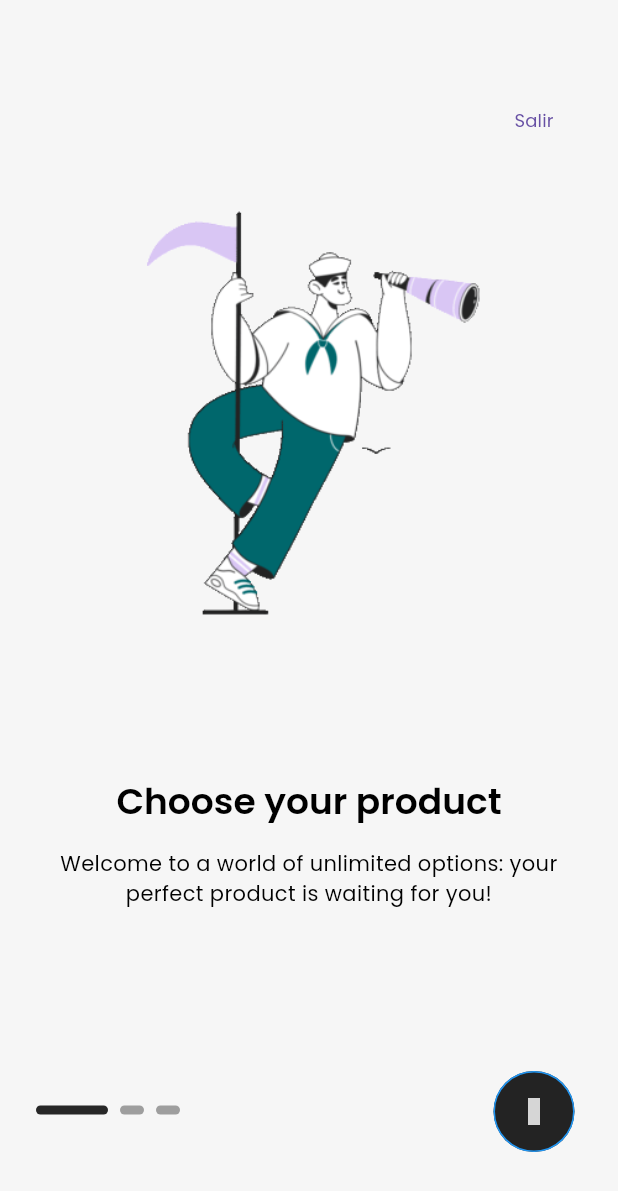
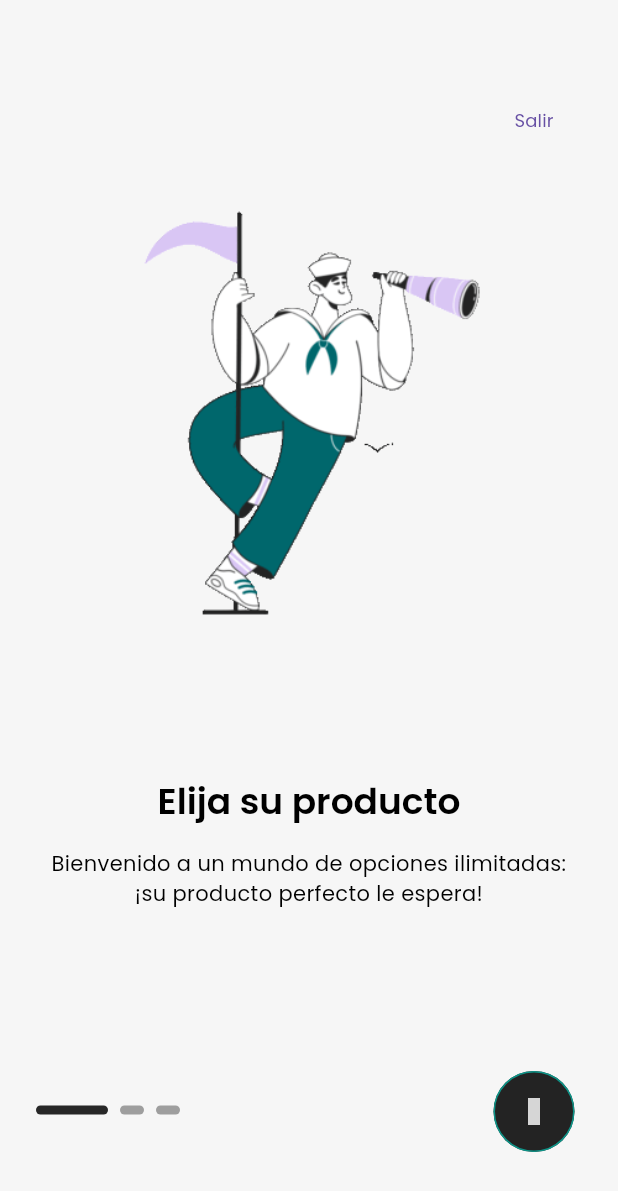
Before and after one commit to jonmid/ecommerce-mobile, a Flutter app: the screen it shows after launch, on a phone screen of 412 x 824 dp. Shown: the top 1191 px of the screen. Run offline on Flutter 3.47's test engine with Material 3 defaults, Android fonts, the phone set to English and light mode, and no system bars; drawn by our look-alikes of smooth_page_indicator; our stand-ins replace flutter_svg, get, get_storage, iconsax, logger; grey boxes are pictures that could not be loaded.

Commit message:
[add] screen login

```diff
--- a/lib/app.dart
+++ b/lib/app.dart
@@ -18,8 +18,8 @@ class App extends StatelessWidget {
       home: const OnBoardingScreen(),
       localizationsDelegates: AppLocalizations.localizationsDelegates,
       supportedLocales: AppLocalizations.supportedLocales,
-      // locale: const Locale('es', ''), // TODO: put here status management
-      locale: const Locale('en', ''),
+      locale: const Locale('es', ''), // TODO: put here status management
+      // locale: const Locale('en', ''),
     );
   }
 }
--- a/lib/l10n/app_en.arb
+++ b/lib/l10n/app_en.arb
@@ -1,5 +1,6 @@
 {
   "appTitle": "My App",
   "content": "Hello",
-  "onboarding": "{name, select, onBoardingTitle1{Choose your product} onBoardingSubTitle1{Welcome to a world of unlimited options: your perfect product is waiting for you!} onBoardingTitle2{Select payment method} onBoardingSubTitle2{To make transactions smoothly, choose your payment method} onBoardingTitle3{Home delivery} onBoardingSubTitle3{Fast, secure and contact-free delivery!} other{}}"
+  "onboarding": "{name, select, onBoardingTitle1{Choose your product} onBoardingSubTitle1{Welcome to a world of unlimited options: your perfect product is waiting for you!} onBoardingTitle2{Select payment method} onBoardingSubTitle2{To make transactions smoothly, choose your payment method} onBoardingTitle3{Home delivery} onBoardingSubTitle3{Fast, secure and contact-free delivery!} other{}}",
+  "login": "{name, select, loginTitle{Welcome back,} loginSubTitle{Discover Limitless Choices and Unmatched Convenience.} email{E-Mail} password{Password} rememberMe{Remember Me} forgetPassword{Forget Password?} signIn{Sign In} createAccount{Create Account} orSignInWith{Or Sign in With} other{}}"
 }
--- a/lib/l10n/app_es.arb
+++ b/lib/l10n/app_es.arb
@@ -1,5 +1,6 @@
 {
   "appTitle": "Mi Aplicación",
   "content": "Hola",
-  "onboarding": "{name, select, onBoardingTitle1{Elija su producto} onBoardingSubTitle1{Bienvenido a un mundo de opciones ilimitadas: ¡su producto perfecto le espera!} onBoardingTitle2{Seleccione el método de pago} onBoardingSubTitle2{Para realizar transacciones sin problemas, elija su forma de pago} onBoardingTitle3{Entrega a domicilio} onBoardingSubTitle3{¡Entrega rápida, segura y sin contacto!} other{}}"
+  "onboarding": "{name, select, onBoardingTitle1{Elija su producto} onBoardingSubTitle1{Bienvenido a un mundo de opciones ilimitadas: ¡su producto perfecto le espera!} onBoardingTitle2{Seleccione el método de pago} onBoardingSubTitle2{Para realizar transacciones sin problemas, elija su forma de pago} onBoardingTitle3{Entrega a domicilio} onBoardingSubTitle3{¡Entrega rápida, segura y sin contacto!} other{}}",
+  "login": "{name, select, loginTitle{Bienvenido de nuevo,} loginSubTitle{Descubra opciones ilimitadas y una comodidad inigualable.} email{Correo electrónico} password{Contraseña} rememberMe{Recuérdame} forgetPassword{Recuperar contraseña?} signIn{Iniciar sesión} createAccount{Crear cuenta} orSignInWith{O inicie sesión con} other{}}"
 }
--- a/lib/utils/constants/image_strings.dart
+++ b/lib/utils/constants/image_strings.dart
@@ -7,4 +7,11 @@ class AppImage {
       "assets/images/on_boarding_images/sammy-line-shopping.gif";
   static const String onBoardingImage3 =
       "assets/images/on_boarding_images/sammy-line-delivery.gif";
+
+  // -- App Logos
+  static const String onLogo = "assets/logos/logo.svg";
+
+  // -- Social Logos
+  static const String google = "assets/logos/google-icon.png";
+  static const String facebook = "assets/logos/facebook-icon.png";
 }
--- a/lib/utils/constants/text_strings.dart
+++ b/lib/utils/constants/text_strings.dart
@@ -20,4 +20,23 @@ class AppText {
       AppLocalizations.of(Get.context!).onboarding('onBoardingSubTitle2');
   static String onBoardingSubTitle3 =
       AppLocalizations.of(Get.context!).onboarding('onBoardingSubTitle3');
+
+  // -- Authentication Headings
+  static String loginTitle =
+      AppLocalizations.of(Get.context!).login('loginTitle');
+  static String loginSubTitle =
+      AppLocalizations.of(Get.context!).login('loginSubTitle');
+
+  // -- Authentication Forms
+  static String email = AppLocalizations.of(Get.context!).login('email');
+  static String password = AppLocalizations.of(Get.context!).login('password');
+  static String rememberMe =
+      AppLocalizations.of(Get.context!).login('rememberMe');
+  static String forgetPassword =
+      AppLocalizations.of(Get.context!).login('forgetPassword');
+  static String signIn = AppLocalizations.of(Get.context!).login('signIn');
+  static String createAccount =
+      AppLocalizations.of(Get.context!).login('createAccount');
+  static String orSignInWith =
+      AppLocalizations.of(Get.context!).login('orSignInWith');
 }
--- a/lib/utils/theme/custom_themes/elevated_button_theme.dart
+++ b/lib/utils/theme/custom_themes/elevated_button_theme.dart
@@ -1,3 +1,4 @@
+import 'package:app_mobile/utils/constants/colors.dart';
 import 'package:flutter/material.dart';
 
 class CustomElevatedButtonTheme {
@@ -7,15 +8,15 @@ class CustomElevatedButtonTheme {
       ElevatedButtonThemeData(
     style: ElevatedButton.styleFrom(
       elevation: 0,
-      foregroundColor: Colors.white,
-      backgroundColor: Colors.blue,
-      disabledForegroundColor: Colors.grey,
-      disabledBackgroundColor: Colors.grey,
-      side: const BorderSide(color: Colors.blue),
+      foregroundColor: AppColors.white,
+      backgroundColor: AppColors.primary,
+      disabledForegroundColor: AppColors.grey,
+      disabledBackgroundColor: AppColors.grey,
+      side: const BorderSide(color: AppColors.primary),
       padding: const EdgeInsets.symmetric(vertical: 18),
       textStyle: const TextStyle(
         fontSize: 16,
-        color: Colors.white,
+        color: AppColors.white,
         fontWeight: FontWeight.w600,
       ),
       shape: RoundedRectangleBorder(borderRadius: BorderRadius.circular(12)),
@@ -26,15 +27,15 @@ class CustomElevatedButtonTheme {
       ElevatedButtonThemeData(
     style: ElevatedButton.styleFrom(
       elevation: 0,
-      foregroundColor: Colors.white,
-      backgroundColor: Colors.blue,
-      disabledForegroundColor: Colors.grey,
-      disabledBackgroundColor: Colors.grey,
-      side: const BorderSide(color: Colors.blue),
+      foregroundColor: AppColors.white,
+      backgroundColor: AppColors.primary,
+      disabledForegroundColor: AppColors.grey,
+      disabledBackgroundColor: AppColors.grey,
+      side: const BorderSide(color: AppColors.primary),
       padding: const EdgeInsets.symmetric(vertical: 18),
       textStyle: const TextStyle(
         fontSize: 16,
-        color: Colors.white,
+        color: AppColors.white,
         fontWeight: FontWeight.w600,
       ),
       shape: RoundedRectangleBorder(borderRadius: BorderRadius.circular(12)),
--- a/lib/utils/theme/custom_themes/outlined_button_theme.dart
+++ b/lib/utils/theme/custom_themes/outlined_button_theme.dart
@@ -1,3 +1,4 @@
+import 'package:app_mobile/utils/constants/colors.dart';
 import 'package:flutter/material.dart';
 
 class CustomOutlinedButtonTheme {
@@ -7,11 +8,11 @@ class CustomOutlinedButtonTheme {
       OutlinedButtonThemeData(
     style: OutlinedButton.styleFrom(
       elevation: 0,
-      foregroundColor: Colors.black,
-      side: const BorderSide(color: Colors.blue),
+      foregroundColor: AppColors.black,
+      side: const BorderSide(color: AppColors.primary),
       textStyle: const TextStyle(
         fontSize: 16,
-        color: Colors.black,
+        color: AppColors.black,
         fontWeight: FontWeight.w600,
       ),
       padding: const EdgeInsets.symmetric(vertical: 16, horizontal: 20),
@@ -22,11 +23,11 @@ class CustomOutlinedButtonTheme {
   static OutlinedButtonThemeData darkOutlinedButtonTheme =
       OutlinedButtonThemeData(
     style: OutlinedButton.styleFrom(
-      foregroundColor: Colors.white,
-      side: const BorderSide(color: Colors.blueAccent),
+      foregroundColor: AppColors.white,
+      side: const BorderSide(color: AppColors.primary),
       textStyle: const TextStyle(
         fontSize: 16,
-        color: Colors.white,
+        color: AppColors.white,
         fontWeight: FontWeight.w600,
       ),
       padding: const EdgeInsets.symmetric(vertical: 16, horizontal: 20),
--- a/pubspec.yaml
+++ b/pubspec.yaml
@@ -26,6 +26,7 @@ dependencies:
   # State Management
   get: ^4.6.6
   get_storage: ^2.1.1
+  flutter_svg: ^2.0.10+1
 
 # ---------- PACKAGES DEV ----------
 dev_dependencies:
@@ -41,6 +42,7 @@ flutter:
   # ---------- LOCAL ASSETS ----------
   assets:
     - assets/images/on_boarding_images/
+    - assets/logos/
 
   # ---------- LOCAL FONTS ----------
   fonts:
```
Also changed, not shown: lib/common/styles/spacing_styles.dart (added, +11 -0 lines), lib/common/widgets/login_sign_up/form_divider.dart (added, +43 -0 lines), lib/common/widgets/login_sign_up/social_buttons.dart (added, +48 -0 lines), lib/modules/authentication/screens/login/login.dart (+27 -10 lines), lib/modules/authentication/screens/login/widgets/login_form.dart (added, +81 -0 lines), lib/modules/authentication/screens/login/widgets/login_header.dart (added, +32 -0 lines), lib/utils/theme/custom_themes/checkbox_theme.dart (+7 -6 lines), assets/logos/facebook-icon.png (added), assets/logos/google-icon.png (added), assets/logos/logo.svg (added), lib/generated/app_localizations.dart, lib/generated/app_localizations_en.dart, lib/generated/app_localizations_es.dart, pubspec.lock.
